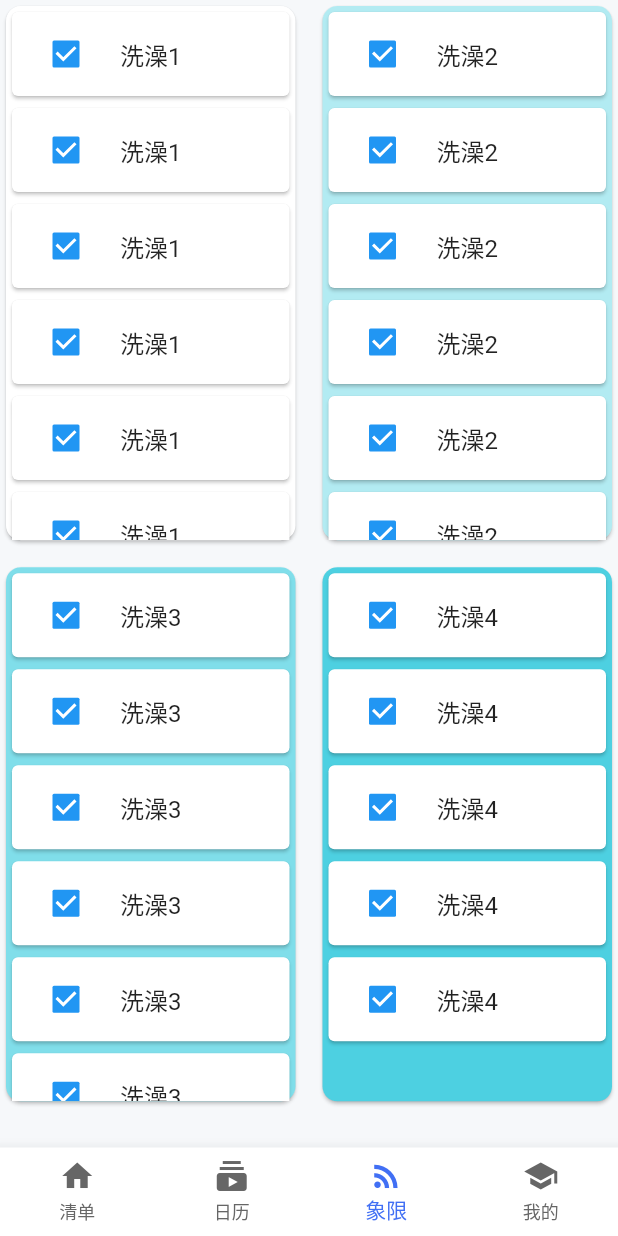
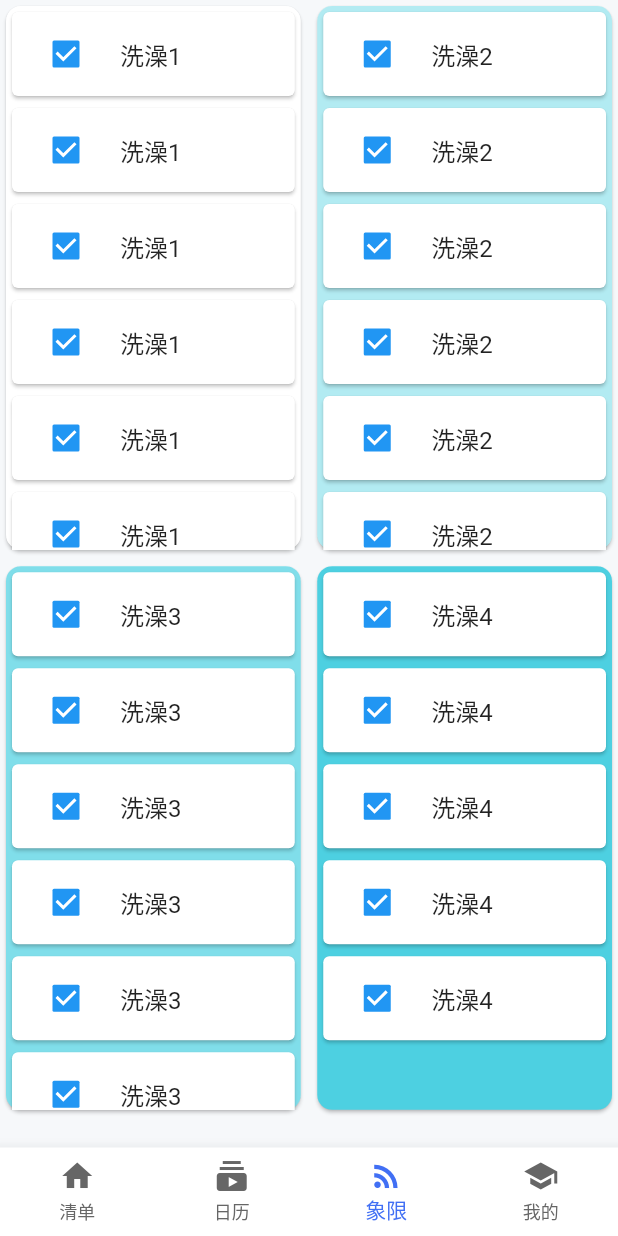
Before and after one commit to RedDwarfTech/tik, a Flutter app: the screen it shows after launch, item 3 of the bottom bar chosen, on a phone screen of 412 x 824 dp. Run offline on Flutter 3.47's test engine with Material 2 defaults, Android fonts, the phone set to English and light mode, and no system bars; our stand-ins replace audioplayers, bot_toast, easy_localization, eva_icons_flutter, flutter_colorpicker, flutter_slidable and 13 more; missing offline and left inert: device_info_plus_web, easy_localization_loader, flutter_secure_storage_web, libwinmedia, package_info_plus_web, shared_preferences_web and 3 more; accounts and stored records are empty.

Commit message:
fix: flex with pad screen

```diff
--- a/lib/pages/dev/dev_word.dart
+++ b/lib/pages/dev/dev_word.dart
@@ -100,10 +100,10 @@ class _TabControllerStuState extends State<Quadrant>
             return GridView.custom(
               semanticChildCount: 2,
               cacheExtent: 4,
-              gridDelegate: SliverGridDelegateWithMaxCrossAxisExtent(
-                maxCrossAxisExtent: 200,
-                mainAxisSpacing: 10.0,
-                crossAxisSpacing: 10.0,
+              gridDelegate: SliverGridDelegateWithFixedCrossAxisCount(
+                mainAxisSpacing: 3.0,
+                crossAxisSpacing: 3.0,
+                crossAxisCount: 2,
                 childAspectRatio: childAspectRatio,
               ),
               childrenDelegate:
```
